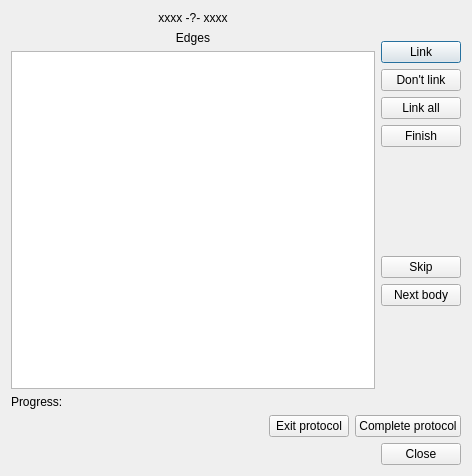
Qt form neurolabi/gui/protocols/focusedpathprotocol.ui (janelia-flyem/NeuTu) before a commit.
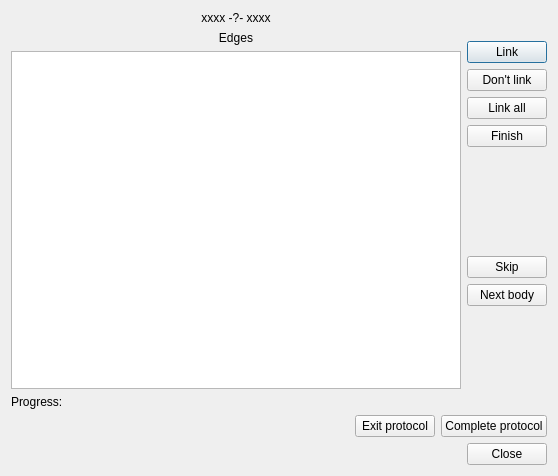
The same form after that commit.

Commit message: continued work on edge UI

```diff
--- a/neurolabi/gui/protocols/focusedpathprotocol.ui
+++ b/neurolabi/gui/protocols/focusedpathprotocol.ui
@@ -6,7 +6,7 @@
    <rect>
     <x>0</x>
     <y>0</y>
-    <width>472</width>
+    <width>558</width>
     <height>476</height>
    </rect>
   </property>
```
The commit also changes 2 other files.
